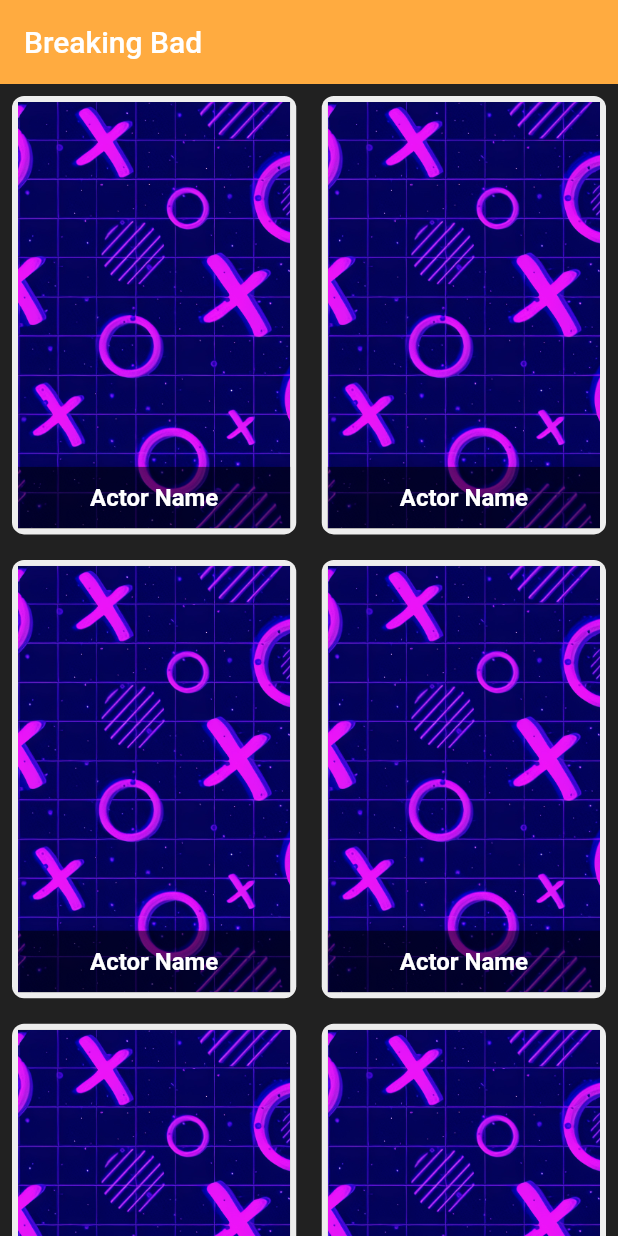
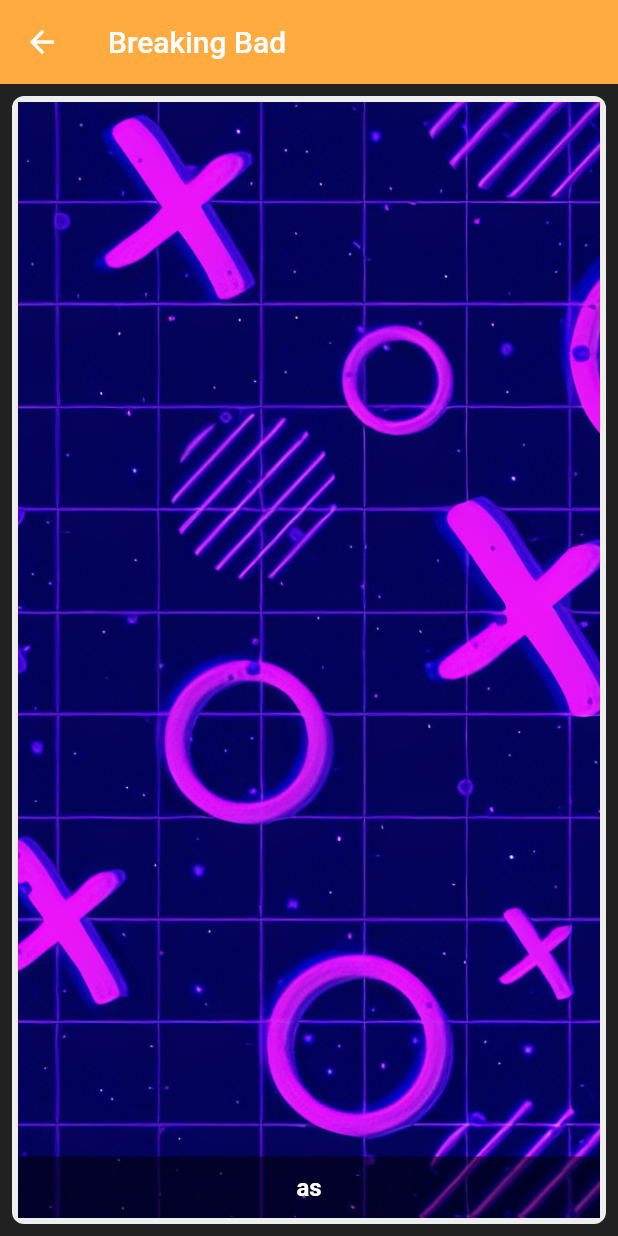
Before and after one commit to ashrafffathalla/BreakingBadMovi, a Flutter app: the BreakingBadLayout screen opened directly, on a phone screen of 412 x 824 dp. Run offline on Flutter 3.47's test engine with Material 2 defaults, Android fonts, the phone set to English and light mode, and no system bars; our stand-ins replace bloc, dio, flutter_bloc; network calls fail.

Commit message:
commit all updates

```diff
--- a/lib/layout/cubit/cubit.dart
+++ b/lib/layout/cubit/cubit.dart
@@ -11,16 +11,16 @@ class BreakingBadCubit extends Cubit<BreakingBadStates> {
 
   static BreakingBadCubit get(context) => BlocProvider.of(context);
 
-   List<CharacterModel>? characterModel;
+   List<CharacterModel>? characterModel = [] ;
 
-  Future <List<CharacterModel>>? getAllCharacters()
+  Future<List<CharacterModel>>? getAllCharacters()
   {
     emit(GetAllCharactersLoadingState());
     DioHelper.getData(
       url: Characters,
     ).then((value){
-      var jsonString = value.data;
-      return CharacterModel.fromJson(jsonString);
+     //characterModel =  CharacterModel.fromJson(value.data) as List<CharacterModel>?;
+     print(value.toString());
       emit(GetAllCharactersSuccessState());
     }).catchError((error)
     {
@@ -30,6 +30,6 @@ class BreakingBadCubit extends Cubit<BreakingBadStates> {
   }
   ///to get data call this
   getData(){
-    characterModel = getAllCharacters();
+    characterModel = getAllCharacters() as List<CharacterModel>?;
   }
 }
--- a/lib/layout/home_layout.dart
+++ b/lib/layout/home_layout.dart
@@ -11,15 +11,20 @@ class BreakingBadLayout extends StatelessWidget {
   @override
   Widget build(BuildContext context) {
     return BlocConsumer<BreakingBadCubit, BreakingBadStates>(
-      listener: (context, state) {},
+     listener: (context, state)
+     {
+
+     },
       builder: (context, state) {
         return Scaffold(
           appBar: AppBar(
             title: const Text('Breaking Bad'),
           ),
-          body: buildCharactersList(),
+          body: CharacterItems(),
         );
       },
     );
   }
+
+
 }
--- a/lib/main.dart
+++ b/lib/main.dart
@@ -1,6 +1,7 @@
 import 'package:bloc/bloc.dart';
 import 'package:breaking_bad/layout/cubit/cubit.dart';
 import 'package:breaking_bad/shared/bloc_observer.dart';
+import 'package:breaking_bad/test_widgets/test.dart';
 import 'package:flutter/material.dart';
 import 'package:flutter/services.dart';
 import 'package:flutter_bloc/flutter_bloc.dart';
@@ -42,7 +43,7 @@ class MyApp extends StatelessWidget {
             ),
           )
         ),
-        home: const BreakingBadLayout(),
+        home:  TestWidget(),
       ),
     );
   }
--- a/lib/modules/character_list.dart
+++ b/lib/modules/character_list.dart
@@ -1,22 +1,15 @@
 import 'package:breaking_bad/models/all_characters.dart';
 import 'package:flutter/material.dart';
-Widget buildCharactersList()
+
+class CharacterItems extends StatelessWidget
 {
-  return GridView.builder(
-    gridDelegate: const SliverGridDelegateWithFixedCrossAxisCount(
-      crossAxisCount: 2,
-      childAspectRatio: 2 /3,
-      crossAxisSpacing: 1,
-      mainAxisSpacing: 1,
-    ),
-    shrinkWrap: true,
-    physics: const BouncingScrollPhysics(),
-    padding: EdgeInsets.zero,
-    itemCount: 20,
-    itemBuilder: (context ,index)=>CharacterItems(),
-  );
-}
-Widget CharacterItems()=>Container(
+  // final CharacterModel model;
+  // const CharacterItems({Key? key, required this.model}) : super(key: key);
+
+  @override
+  Widget build(BuildContext context)
+  {
+    return Container(
       width: double.infinity,
       margin: const EdgeInsetsDirectional.fromSTEB(8, 8, 8, 8),
       padding: const EdgeInsets.all(4),
@@ -42,7 +35,7 @@ Widget CharacterItems()=>Container(
           color: Colors.black54,
           alignment: Alignment.bottomCenter,
           child:  Text(
-        "Actor Name",
+            'as',
             overflow: TextOverflow.ellipsis,
             maxLines: 2,
             textAlign: TextAlign.center,
@@ -56,3 +49,5 @@ Widget CharacterItems()=>Container(
         ),
       ),
     );
+  }
+}
--- a/pubspec.yaml
+++ b/pubspec.yaml
@@ -33,6 +33,9 @@ dependencies:
   dio: ^4.0.4
   flutter_bloc: ^7.0.0
   bloc: ^7.0.0
+  conditional_builder: ^1.0.2
+
+
 dev_dependencies:
   flutter_test:
     sdk: flutter
```
Also changed, not shown: lib/test_widgets/test.dart (added, +77 -0 lines), pubspec.lock. Lines whose indentation alone changed are shown as unchanged.
